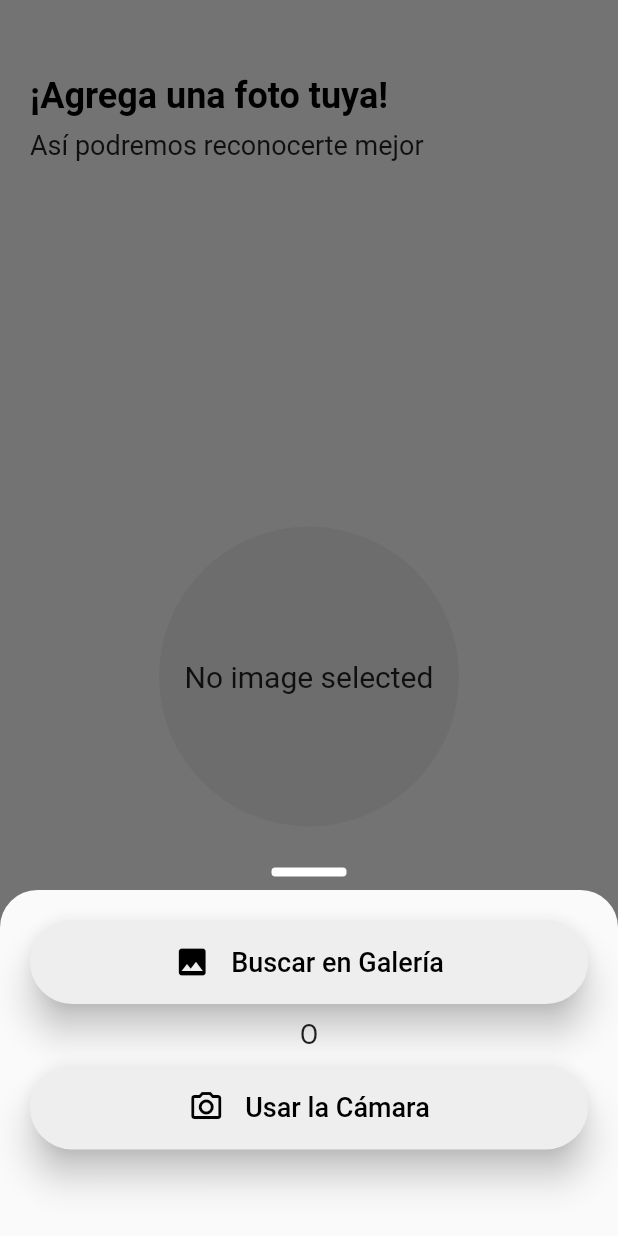
After one commit to Avilanthony/NetgoRRHH, a Flutter app: the ImagenDePerfilPage screen opened directly, after a tap on "No image selected", on a phone screen of 412 x 824 dp. The commit adds this screen. Run offline on Flutter 3.47's test engine with Material 2 defaults, Android fonts, the phone set to English and light mode, and no system bars; our stand-ins replace google_fonts, google_nav_bar; missing offline and left inert: ticket_widget.

Commit message:
Creación de la pantalla para cargar imagen

```diff
--- /dev/null
+++ b/lib/constants.dart
@@ -0,0 +1,12 @@
+import 'package:flutter/material.dart';
+
+const kHeadTextStyle = TextStyle(
+  color: Colors.black,
+  fontSize: 24,
+  fontWeight: FontWeight.bold,
+);
+
+const kHeadSubtitleTextStyle = TextStyle(
+  fontSize: 18,
+  color: Colors.black87,
+);
--- /dev/null
+++ b/lib/imagen_de_perfil.dart
@@ -0,0 +1,131 @@
+import 'package:flutter/material.dart';
+import '../widgets/common_buttons.dart';
+import '../constants.dart';
+import '../screens/select_photo_options_screen.dart';
+
+// ignore: must_be_immutable
+class ImagenDePerfilPage extends StatefulWidget {
+  const ImagenDePerfilPage({super.key});
+
+  static const id = 'set_photo_screen';
+
+  @override
+  State<ImagenDePerfilPage> createState() => _ImagenDePerfilPage();
+}
+
+class _ImagenDePerfilPage extends State<ImagenDePerfilPage> {
+  void _showSelectPhotoOptions(BuildContext context) {
+    showModalBottomSheet(
+      context: context,
+      isScrollControlled: true,
+      shape: const RoundedRectangleBorder(
+        borderRadius: BorderRadius.vertical(
+          top: Radius.circular(25.0),
+        ),
+      ),
+      builder: (context) => DraggableScrollableSheet(
+          initialChildSize: 0.28,
+          maxChildSize: 0.4,
+          minChildSize: 0.28,
+          expand: false,
+          builder: (context, scrollController) {
+            return SingleChildScrollView(
+              controller: scrollController,
+              child: const SelectPhotoOptionsScreen(),
+            );
+          }),
+    );
+  }
+
+  @override
+  Widget build(BuildContext context) {
+    return Scaffold(
+      body: SafeArea(
+        child: Padding(
+          padding:
+              const EdgeInsets.only(left: 20, right: 20, bottom: 30, top: 20),
+          child: Column(
+            crossAxisAlignment: CrossAxisAlignment.start,
+            mainAxisAlignment: MainAxisAlignment.spaceBetween,
+            children: [
+              Column(
+                children: [
+                  Column(
+                    crossAxisAlignment: CrossAxisAlignment.start,
+                    children: const [
+                      SizedBox(
+                        height: 30,
+                      ),
+                      Text(
+                        '¡Agrega una foto tuya!',
+                        style: kHeadTextStyle,
+                      ),
+                      SizedBox(
+                        height: 8,
+                      ),
+                      Text(
+                        'Así podremos reconocerte mejor',
+                        style: kHeadSubtitleTextStyle,
+                      ),
+                    ],
+                  ),
+                ],
+              ),
+              const SizedBox(
+                height: 8,
+              ),
+              Padding(
+                padding: const EdgeInsets.all(28.0),
+                child: Center(
+                  child: GestureDetector(
+                    behavior: HitTestBehavior.translucent,
+                    onTap: () {
+                      _showSelectPhotoOptions(context);
+                    },
+                    child: Center(
+                      child: Container(
+                          height: 200.0,
+                          width: 200.0,
+                          decoration: BoxDecoration(
+                            shape: BoxShape.circle,
+                            color: Colors.grey.shade200,
+                          ),
+                          child: const Center(
+                            child: Text(
+                              'No image selected',
+                              style: TextStyle(fontSize: 20),
+                            ),
+                          )),
+                    ),
+                  ),
+                ),
+              ),
+              Column(
+                crossAxisAlignment: CrossAxisAlignment.stretch,
+                children: [
+                  const Text(
+                    'Usuario',
+                    textAlign: TextAlign.center,
+                    style: TextStyle(
+                      fontSize: 24,
+                      fontWeight: FontWeight.bold,
+                    ),
+                  ),
+                  const SizedBox(
+                    height: 30,
+                  ),
+                  CommonButtons(
+                    onTap: () => _showSelectPhotoOptions(context),
+                    backgroundColor: Colors.black,
+                    textColor: Colors.white,
+                    textLabel: 'Agregar Foto',
+                  ),
+                ],
+              ),
+            ],
+          ),
+        ),
+      ),
+    );
+  }
+}
--- /dev/null
+++ b/lib/screens/select_photo_options_screen.dart
@@ -0,0 +1,61 @@
+import 'package:flutter/material.dart';
+import '/widgets/re_usable_select_photo_button.dart';
+
+class SelectPhotoOptionsScreen extends StatelessWidget {
+  const SelectPhotoOptionsScreen({
+    Key? key,
+  }) : super(key: key);
+
+  @override
+  Widget build(BuildContext context) {
+    return Container(
+      // color: Colors.grey.shade300,
+      padding: const EdgeInsets.all(20),
+      child: Stack(
+        alignment: AlignmentDirectional.topCenter,
+        clipBehavior: Clip.none,
+        children: [
+          Positioned(
+            top: -35,
+            child: Container(
+              width: 50,
+              height: 6,
+              margin: const EdgeInsets.only(bottom: 20),
+              decoration: BoxDecoration(
+                borderRadius: BorderRadius.circular(2.5),
+                color: Colors.white,
+              ),
+            ),
+          ),
+          const SizedBox(
+            height: 20,
+          ),
+          Column(children: [
+            SelectPhoto(
+              onTap: () {},
+              icon: Icons.image,
+              textLabel: 'Buscar en Galería',
+            ),
+            const SizedBox(
+              height: 10,
+            ),
+            const Center(
+              child: Text(
+                'O',
+                style: TextStyle(fontSize: 18),
+              ),
+            ),
+            const SizedBox(
+              height: 10,
+            ),
+            SelectPhoto(
+              onTap: () {},
+              icon: Icons.camera_alt_outlined,
+              textLabel: 'Usar la Cámara',
+            ),
+          ])
+        ],
+      ),
+    );
+  }
+}
--- a/lib/signup.dart
+++ b/lib/signup.dart
@@ -2,6 +2,7 @@
 
 import 'package:flutter/material.dart';
 import 'package:flutter/services.dart';
+import 'package:recursos_humanos_netgo/imagen_de_perfil.dart';
 import 'package:recursos_humanos_netgo/login.dart';
 
 class SignupPage extends StatelessWidget {
@@ -105,10 +106,64 @@ class SignupPage extends StatelessWidget {
                 ),
 
                 //AQUÍ
+                 Padding(
+
+                  padding: EdgeInsets.symmetric(horizontal: 40),
+
+                  child: MaterialButton(
+
+                    minWidth: double.infinity,
+                    height: 60,
+                    onPressed: (){
+
+                      Navigator.push(context, MaterialPageRoute(builder: (context) => ImagenDePerfilPage()));
+
+                    },
+
+                    shape: RoundedRectangleBorder(
+
+                      side: BorderSide(
+
+                        color: Colors.black
+
+                      ),
+
+                      borderRadius: BorderRadius.circular(50)
+
+                    ),
+
+                    child: Text(
+
+                      "Añadir Foto de  Perfil",
+
+                      style: TextStyle(
+
+                        fontWeight: FontWeight.w600,
+                        fontSize: 18
+
+                      ),
+
+                    ),
+
+                  ),
+
+                ),
 
                 Padding(
 
                   padding: EdgeInsets.symmetric(horizontal: 40),
+
+                  child: SizedBox(
+                    height: 20,
+                  ),
+
+
+                ),
+
+                Padding(
+
+                  padding: EdgeInsets.symmetric(horizontal: 40),
+
 
                   child: Container(
 
--- /dev/null
+++ b/lib/widgets/common_buttons.dart
@@ -0,0 +1,38 @@
+import 'package:flutter/material.dart';
+
+class CommonButtons extends StatelessWidget {
+  const CommonButtons({
+    Key? key,
+    required this.textLabel,
+    required this.textColor,
+    required this.backgroundColor,
+    required this.onTap,
+  }) : super(key: key);
+
+  final String textLabel;
+  final Color textColor;
+  final Color backgroundColor;
+  final void Function()? onTap;
+
+  @override
+  Widget build(BuildContext context) {
+    return ElevatedButton(
+      onPressed: onTap,
+      style: ElevatedButton.styleFrom(
+        elevation: 5,
+        primary: backgroundColor,
+        shape: const StadiumBorder(),
+      ),
+      child: Padding(
+        padding: const EdgeInsets.symmetric(
+          vertical: 16,
+          horizontal: 6,
+        ),
+        child: Text(
+          textLabel,
+          style: TextStyle(color: textColor, fontSize: 18),
+        ),
+      ),
+    );
+  }
+}
--- /dev/null
+++ b/lib/widgets/re_usable_select_photo_button.dart
@@ -0,0 +1,53 @@
+import 'package:flutter/material.dart';
+
+class SelectPhoto extends StatelessWidget {
+  final String textLabel;
+  final IconData icon;
+
+  final void Function()? onTap;
+
+  const SelectPhoto({
+    Key? key,
+    required this.textLabel,
+    required this.icon,
+    required this.onTap,
+  }) : super(key: key);
+
+  @override
+  Widget build(BuildContext context) {
+    return ElevatedButton(
+      onPressed: onTap,
+      style: ElevatedButton.styleFrom(
+        elevation: 10,
+        primary: Colors.grey.shade200,
+        shape: const StadiumBorder(),
+      ),
+      child: Padding(
+        padding: const EdgeInsets.symmetric(
+          vertical: 16,
+          horizontal: 6,
+        ),
+        child: Row(
+          mainAxisAlignment: MainAxisAlignment.center,
+          // crossAxisAlignment: CrossAxisAlignment.stretch,
+          children: [
+            Icon(
+              icon,
+              color: Colors.black,
+            ),
+            const SizedBox(
+              width: 14,
+            ),
+            Text(
+              textLabel,
+              style: const TextStyle(
+                fontSize: 18,
+                color: Colors.black,
+              ),
+            )
+          ],
+        ),
+      ),
+    );
+  }
+}
--- a/pubspec.yaml
+++ b/pubspec.yaml
@@ -40,6 +40,9 @@ dependencies:
   google_nav_bar: ^5.0.6
   ticket_widget: ^0.0.1
   simple_animations: ^5.0.2
+  url_launcher: ^6.1.14
+  image_picker: ^1.0.4
+  image_cropper: ^5.0.0
 
 dev_dependencies:
   flutter_test:
```
Also changed, not shown: pubspec.lock, 5 other files.
